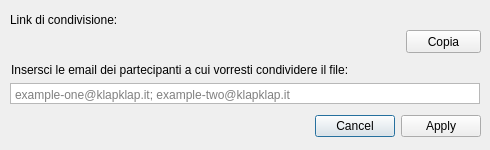
This is client/src/ui/sharefiledialog.ui in klaalk/klapklap as Qt 5 draws it before an edit. The edited form follows.
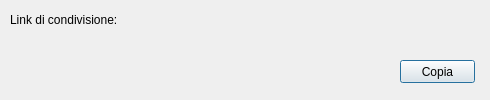
This is the edited form.

```diff
--- a/client/src/ui/sharefiledialog.ui
+++ b/client/src/ui/sharefiledialog.ui
@@ -7,11 +7,11 @@
     <x>0</x>
     <y>0</y>
     <width>490</width>
-    <height>150</height>
+    <height>100</height>
    </rect>
   </property>
   <property name="sizePolicy">
-   <sizepolicy hsizetype="Fixed" vsizetype="Fixed">
+   <sizepolicy hsizetype="Ignored" vsizetype="Ignored">
     <horstretch>0</horstretch>
     <verstretch>0</verstretch>
    </sizepolicy>
@@ -19,34 +19,18 @@
   <property name="minimumSize">
    <size>
     <width>490</width>
-    <height>150</height>
+    <height>100</height>
    </size>
   </property>
   <property name="maximumSize">
    <size>
     <width>490</width>
-    <height>150</height>
+    <height>100</height>
    </size>
   </property>
   <property name="windowTitle">
    <string>Dialog</string>
   </property>
-  <widget class="QDialogButtonBox" name="buttons">
-   <property name="geometry">
-    <rect>
-     <x>10</x>
-     <y>110</y>
-     <width>471</width>
-     <height>32</height>
-    </rect>
-   </property>
-   <property name="orientation">
-    <enum>Qt::Horizontal</enum>
-   </property>
-   <property name="standardButtons">
-    <set>QDialogButtonBox::Apply|QDialogButtonBox::Cancel</set>
-   </property>
-  </widget>
   <widget class="QLabel" name="title_1">
    <property name="geometry">
     <rect>
@@ -65,7 +49,7 @@
     <rect>
      <x>10</x>
      <y>30</y>
-     <width>380</width>
+     <width>461</width>
      <height>20</height>
     </rect>
    </property>
@@ -79,46 +63,11 @@
     <set>Qt::TextSelectableByMouse</set>
    </property>
   </widget>
-  <widget class="QPlainTextEdit" name="emailsPlainTextEdit">
-   <property name="geometry">
-    <rect>
-     <x>10</x>
-     <y>83</y>
-     <width>470</width>
-     <height>21</height>
-    </rect>
-   </property>
-   <property name="verticalScrollBarPolicy">
-    <enum>Qt::ScrollBarAlwaysOff</enum>
-   </property>
-   <property name="horizontalScrollBarPolicy">
-    <enum>Qt::ScrollBarAlwaysOff</enum>
-   </property>
-   <property name="lineWrapMode">
-    <enum>QPlainTextEdit::WidgetWidth</enum>
-   </property>
-   <property name="placeholderText">
-    <string>example-one@klapklap.it; example-two@klapklap.it</string>
-   </property>
-  </widget>
-  <widget class="QLabel" name="title_2">
-   <property name="geometry">
-    <rect>
-     <x>11</x>
-     <y>60</y>
-     <width>469</width>
-     <height>20</height>
-    </rect>
-   </property>
-   <property name="text">
-    <string>Insersci le email dei partecipanti a cui vorresti condividere il file:</string>
-   </property>
-  </widget>
   <widget class="QPushButton" name="pushButton">
    <property name="geometry">
     <rect>
-     <x>406</x>
-     <y>30</y>
+     <x>400</x>
+     <y>60</y>
      <width>75</width>
      <height>23</height>
     </rect>
```
Left out of the diff: 37 changed lines with no effect on the pictures.
